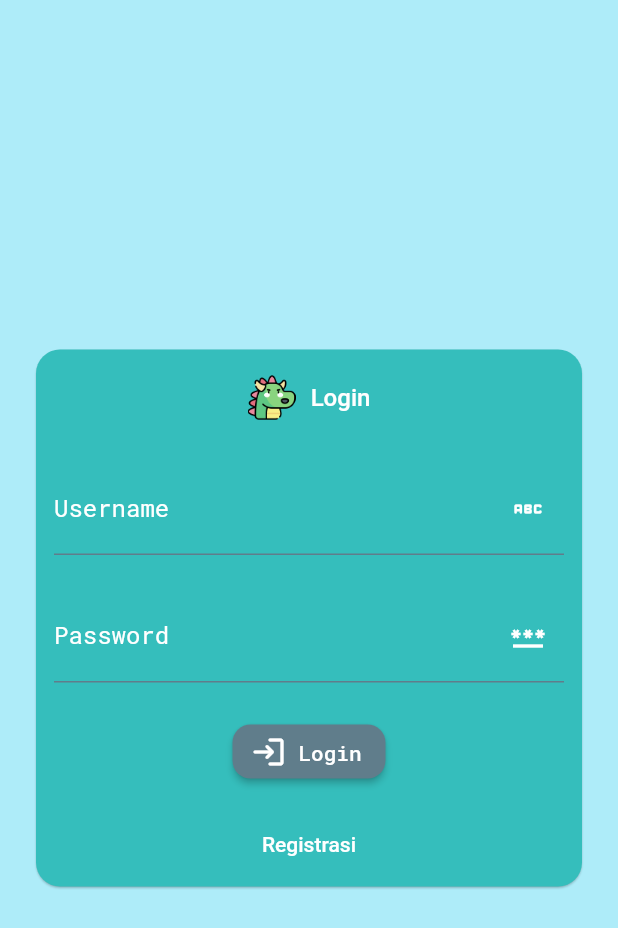
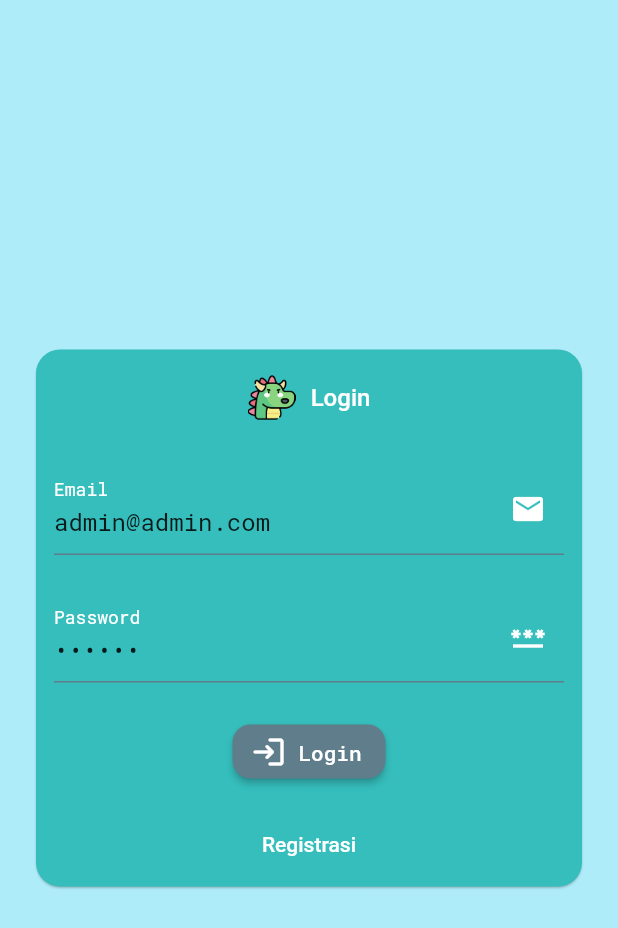
Before and after one commit to NURSALAM843/flutter-app, a Flutter app: the LoginView screen opened directly, after a tap on "Login", on a phone screen of 412 x 824 dp. Shown: the top 928 px of the screen. Run offline on Flutter 3.47's test engine with Material 2 defaults, Android fonts, the phone set to English and light mode, and no system bars; our stand-ins replace cached_network_image, carousel_slider, dio, file_picker, firebase_auth, firebase_core and 9 more; missing offline and left inert: cloud_firestore_web, file_picker_cross, file_selector_web, firebase_auth_web, firebase_core_web, geolocator_web and 3 more; accounts and stored records are empty; network calls fail.

Commit message:
belajar dio

```diff
--- a/config.json
+++ b/config.json
@@ -2,6 +2,7 @@
     "openai_key": "",
     "modules": [
         "login",
-        "registrasi"
+        "registrasi",
+        "dashboard"
     ]
 }
--- a/lib/core.dart
+++ b/lib/core.dart
@@ -3,6 +3,8 @@ We believe, the class name must be unique.
 If there is a conflicting class name in this file,
 it means you have to rename it to something more unique.
 */
+export 'package:flutter_hyper_ui/module/dashboard/controller/dashboard_controller.dart';
+export 'package:flutter_hyper_ui/module/dashboard/view/dashboard_view.dart';
 export 'package:flutter_hyper_ui/module/login/controller/login_controller.dart';
 export 'package:flutter_hyper_ui/module/login/view/login_view.dart';
 export 'package:flutter_hyper_ui/module/registrasi/controller/registrasi_controller.dart';
--- a/lib/module/login/controller/login_controller.dart
+++ b/lib/module/login/controller/login_controller.dart
@@ -1,21 +1,26 @@
+import 'package:dio/dio.dart';
 import 'package:get/get.dart';
 import '../view/login_view.dart';
 
 class LoginController extends GetxController {
   LoginView? view;
 
-  @override
-  void onInit() {
-    super.onInit();
-  }
-
-  @override
-  void onReady() {
-    super.onReady();
-  }
-
-  @override
-  void onClose() {
-    super.onClose();
+  String email = "admin@admin.com";
+  String password = "123456";
+  doLogin() async {
+    var response = await Dio().post(
+      "http://capekngoding.com:8080/deny/api/auth/action/login",
+      options: Options(
+        headers: {
+          "Content-Type": "application/json",
+        },
+      ),
+      data: {"email": email, "password": password},
+    );
+    Map obj = response.data;
+    bool isSuccess = obj["success"];
+    if (!isSuccess) {
+      Get.snackbar("Gagal Login", "Email dan Password Tidak Cocok");
+    }
   }
 }
--- a/lib/module/login/view/login_view.dart
+++ b/lib/module/login/view/login_view.dart
@@ -53,14 +53,17 @@ class LoginView extends StatelessWidget {
                           padding: const EdgeInsets.all(12),
                           margin: const EdgeInsets.only(),
                           child: TextFormField(
-                            initialValue: null,
+                            onChanged: (value) {
+                              controller.email = value;
+                            },
+                            initialValue: controller.email,
                             decoration: const InputDecoration(
-                              labelText: 'Username',
+                              labelText: 'Email',
                               labelStyle: TextStyle(
                                 color: Colors.white,
                               ),
                               suffixIcon: Icon(
-                                Icons.abc_rounded,
+                                Icons.email,
                                 color: Colors.white,
                               ),
                               enabledBorder: UnderlineInputBorder(
@@ -75,7 +78,10 @@ class LoginView extends StatelessWidget {
                           padding: const EdgeInsets.all(12),
                           margin: const EdgeInsets.only(),
                           child: TextFormField(
-                            initialValue: null,
+                            onChanged: (value) {
+                              controller.password = value;
+                            },
+                            initialValue: controller.password,
                             obscureText: true,
                             decoration: const InputDecoration(
                               labelText: 'Password',
@@ -107,7 +113,7 @@ class LoginView extends StatelessWidget {
                                   BorderRadius.circular(12), // <-- Radius
                             ),
                           ),
-                          onPressed: () {},
+                          onPressed: () => controller.doLogin(),
                         ),
                         const SizedBox(
                           height: 10.0,
```
Also changed, not shown: lib/module/dashboard/controller/dashboard_controller.dart (added, +21 -0 lines), lib/module/dashboard/view/dashboard_view.dart (added, +146 -0 lines), 1 other file.
